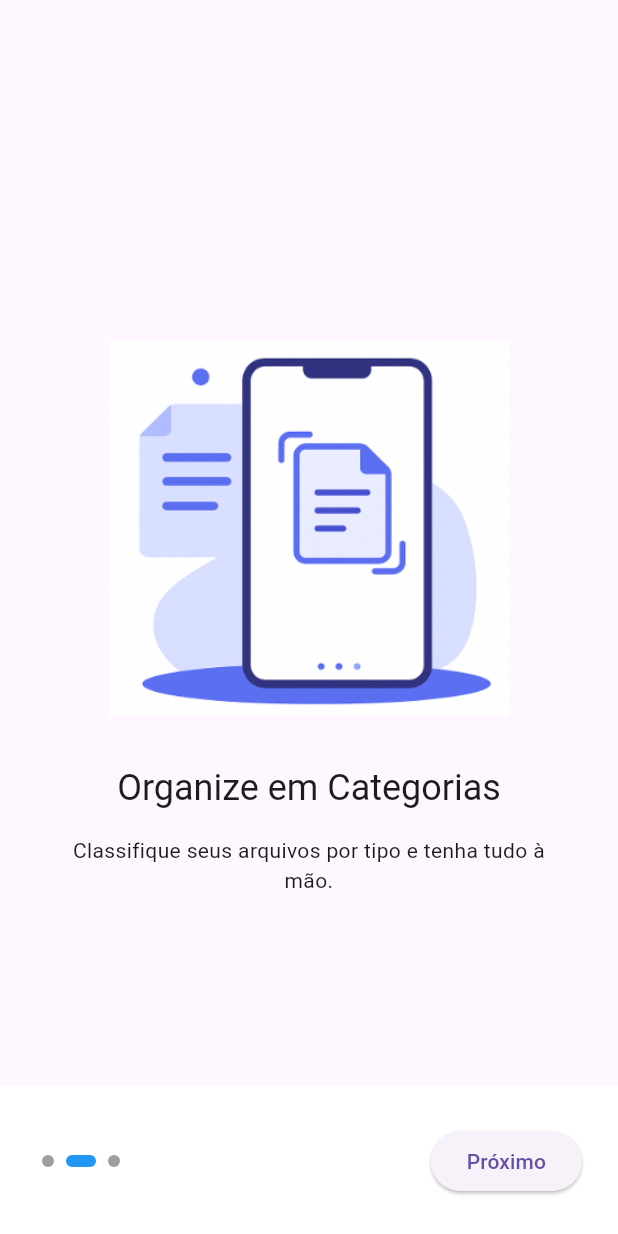
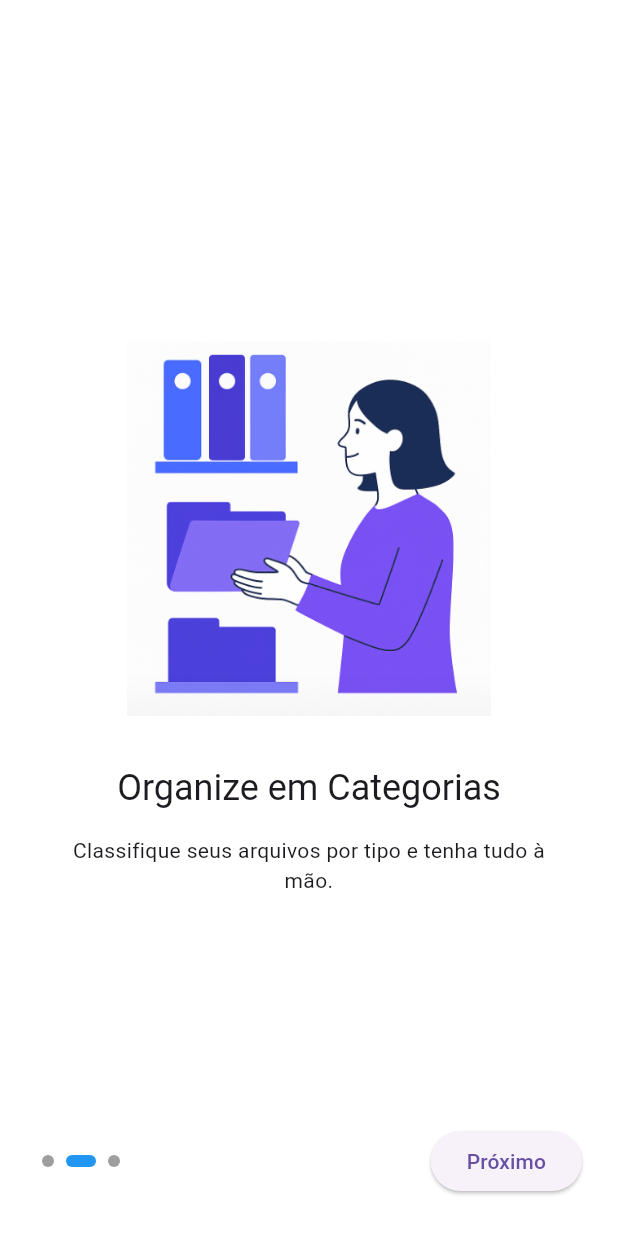
Before and after one commit to Jaaum32/mobatv04, a Flutter app: the screen it shows after launch, swiped to page 2, on a phone screen of 412 x 824 dp. Run offline on Flutter 3.47's test engine with Material 3 defaults, Android fonts, the phone set to English and light mode, and no system bars.

Commit message:
Onboarding Final

```diff
--- a/lib/screens/onboarding/onboarding_screen.dart
+++ b/lib/screens/onboarding/onboarding_screen.dart
@@ -19,12 +19,12 @@ class _OnboardingScreenState extends State<OnboardingScreen> {
       description: 'Capture documentos com a câmera e organize tudo em um só lugar.',
     ),
     OnboardingPageModel(
-      image: 'assets/images/step1.png',
+      image: 'assets/images/step2.png',
       title: 'Organize em Categorias',
       description: 'Classifique seus arquivos por tipo e tenha tudo à mão.',
     ),
     OnboardingPageModel(
-      image: 'assets/images/step1.png',
+      image: 'assets/images/step3.png',
       title: 'Segurança em Primeiro Lugar',
       description: 'Proteja seus dados com criptografia e acesso por biometria.',
     ),
@@ -54,6 +54,7 @@ class _OnboardingScreenState extends State<OnboardingScreen> {
   @override
   Widget build(BuildContext context) {
     return Scaffold(
+      backgroundColor: Colors.white,
       body: PageView.builder(
         controller: _controller,
         itemCount: _pages.length,
--- a/pubspec.yaml
+++ b/pubspec.yaml
@@ -65,6 +65,8 @@ flutter:
   assets:
     - assets/images/logo.png
     - assets/images/step1.png
+    - assets/images/step2.png
+    - assets/images/step3.png
 
   # An image asset can refer to one or more resolution-specific "variants", see
   # https://flutter.dev/to/resolution-aware-images
```
Also changed, not shown: assets/images/step2.png (added), assets/images/step3.png (added).
